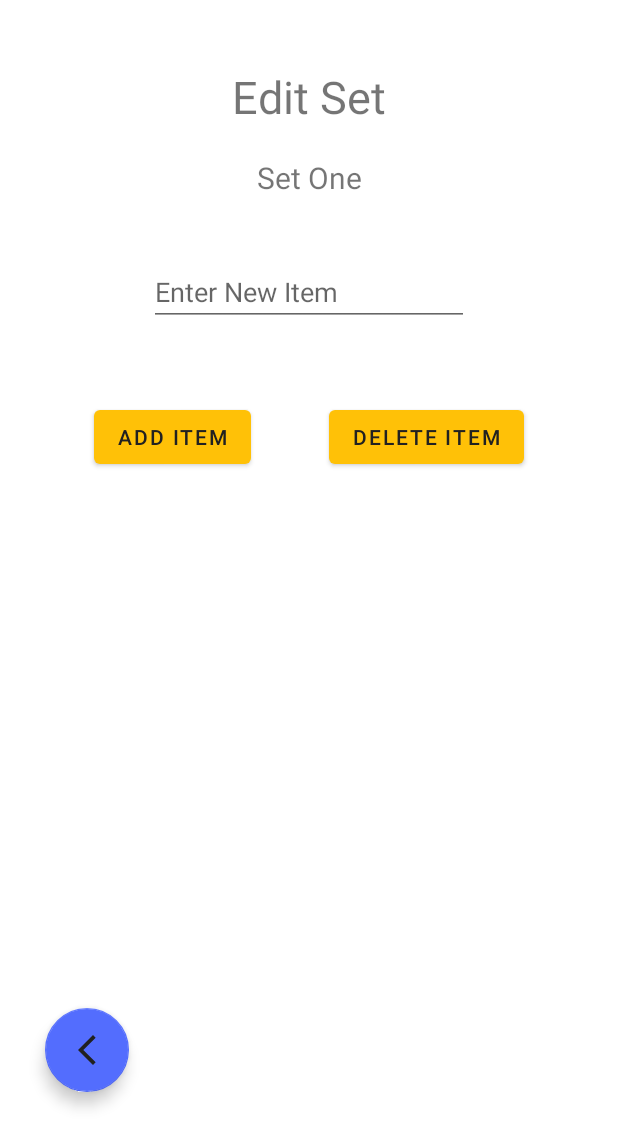
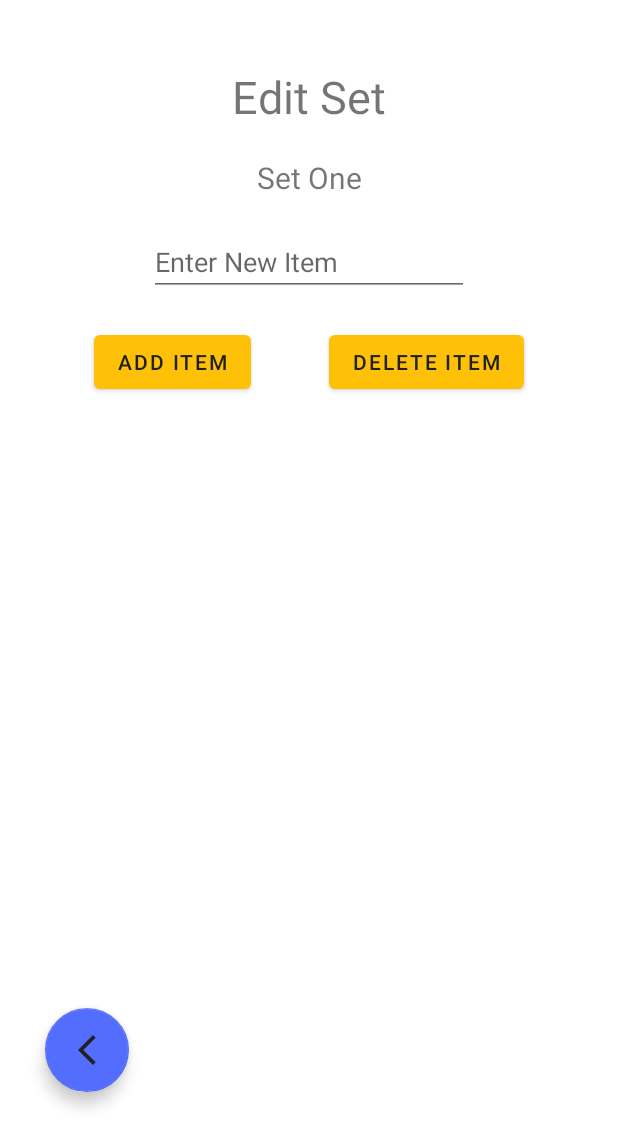
Before and after one commit to alexblom89/COMP3025-Randomizer, an Android app: the layout activity_edit_set.xml on its own in the app's theme, with its tools: preview values and no code run, on a phone screen of 412 x 824 dp, the part 99-1236 px from its top. Run offline under Robolectric (Android 15) with nearby library versions, the light colour scheme and no system bars.

Commit message:
Improve usabiltiy of Edit Activity, attempt to fix behaviour of FAB in Add Activity, update README.md with a more clear explanation of the app.

```diff
--- a/app/src/main/java/com/LH867295/comp3025assignment/AddSetActivity.kt
+++ b/app/src/main/java/com/LH867295/comp3025assignment/AddSetActivity.kt
@@ -68,7 +68,8 @@ class AddSetActivity : AppCompatActivity() {
     override fun onOptionsItemSelected(item: MenuItem): Boolean {
         when(item.itemId) {
             R.id.action_add_set -> {
-                startActivity(Intent(applicationContext, AddSetActivity::class.java))
+//                startActivity(Intent(applicationContext, AddSetActivity::class.java))
+                Toast.makeText(applicationContext, "You're Already Here!", Toast.LENGTH_LONG).show()
                 return true
             }
             R.id.action_edit_set -> {
@@ -77,8 +78,7 @@ class AddSetActivity : AppCompatActivity() {
                 return true
             }
             R.id.action_list -> {
-//                startActivity(Intent(applicationContext, SelectSetActivity::class.java))
-                Toast.makeText(applicationContext, "You're Already Here!", Toast.LENGTH_LONG).show()
+                startActivity(Intent(applicationContext, SelectSetActivity::class.java))
                 return true
             }
         }
--- a/app/src/main/res/layout/activity_add_set.xml
+++ b/app/src/main/res/layout/activity_add_set.xml
@@ -56,8 +56,7 @@
         android:id="@+id/backToSelectSetViewFAB"
         android:layout_width="wrap_content"
         android:layout_height="wrap_content"
-        android:layout_marginStart="16dp"
-        android:layout_marginBottom="16dp"
+        android:layout_margin="@dimen/element_margin"
         android:clickable="true"
         app:layout_constraintBottom_toBottomOf="parent"
         app:layout_constraintStart_toStartOf="parent"
--- a/app/src/main/res/layout/activity_edit_set.xml
+++ b/app/src/main/res/layout/activity_edit_set.xml
@@ -4,8 +4,8 @@
     xmlns:tools="http://schemas.android.com/tools"
     android:layout_width="match_parent"
     android:layout_height="match_parent"
-    tools:context=".EditSetActivity"
-    android:layout_margin="@dimen/border_margin">
+    android:layout_margin="@dimen/border_margin"
+    tools:context=".EditSetActivity">
 
     <include
         android:id="@+id/mainToolbar"
@@ -42,57 +42,55 @@
         android:id="@+id/editSetRecyclerView"
         android:layout_width="wrap_content"
         android:layout_height="wrap_content"
-        android:layout_margin="@dimen/element_margin"
+        android:layout_marginTop="@dimen/element_margin"
+        android:scrollbars="vertical"
         app:layoutManager="androidx.recyclerview.widget.LinearLayoutManager"
         app:layout_constraintEnd_toEndOf="parent"
         app:layout_constraintStart_toStartOf="parent"
-        app:layout_constraintTop_toBottomOf="@+id/editSetNameTextView"
-        app:layout_constraintHeight_max="300dp"
-        android:scrollbars="vertical"/>
+        app:layout_constraintTop_toBottomOf="@+id/addItemButton" />
 
     <EditText
         android:id="@+id/addNewSetItemEditText"
         android:layout_width="wrap_content"
         android:layout_height="wrap_content"
+        android:layout_margin="@dimen/element_margin"
         android:ems="10"
+        android:hint="@string/enter_new_item"
         android:inputType="textPersonName"
-        android:hint="@string/enter_new_item"
         app:layout_constraintEnd_toEndOf="parent"
         app:layout_constraintStart_toStartOf="parent"
-        app:layout_constraintTop_toBottomOf="@+id/editSetRecyclerView"
-        android:layout_margin="@dimen/element_margin"/>
+        app:layout_constraintTop_toBottomOf="@+id/editSetNameTextView" />
 
     <Button
         android:id="@+id/addItemButton"
         android:layout_width="wrap_content"
         android:layout_height="wrap_content"
+        android:layout_marginTop="@dimen/element_margin"
         android:text="@string/add_item"
         app:layout_constraintEnd_toStartOf="@+id/deleteItemButton"
-        app:layout_constraintTop_toBottomOf="@id/addNewSetItemEditText"
         app:layout_constraintHorizontal_bias="0.5"
         app:layout_constraintStart_toStartOf="parent"
-        android:layout_marginTop="@dimen/medium_top_margin"/>
+        app:layout_constraintTop_toBottomOf="@id/addNewSetItemEditText" />
 
     <Button
         android:id="@+id/deleteItemButton"
         android:layout_width="wrap_content"
         android:layout_height="wrap_content"
+        android:layout_marginTop="@dimen/element_margin"
         android:text="@string/delete_item"
         app:layout_constraintEnd_toEndOf="parent"
         app:layout_constraintHorizontal_bias="0.5"
         app:layout_constraintStart_toEndOf="@+id/addItemButton"
-        app:layout_constraintTop_toBottomOf="@id/addNewSetItemEditText"
-        android:layout_marginTop="@dimen/medium_top_margin"
-        />
+        app:layout_constraintTop_toBottomOf="@id/addNewSetItemEditText" />
 
     <com.google.android.material.floatingactionbutton.FloatingActionButton
         android:id="@+id/backToSelectFAB"
         android:layout_width="wrap_content"
         android:layout_height="wrap_content"
+        android:layout_margin="@dimen/element_margin"
         android:clickable="true"
         app:layout_constraintBottom_toBottomOf="parent"
         app:layout_constraintStart_toStartOf="parent"
-        android:layout_margin="@dimen/element_margin"
         app:srcCompat="@drawable/back_arrow" />
 
 
--- a/app/src/main/res/values/strings.xml
+++ b/app/src/main/res/values/strings.xml
@@ -17,4 +17,5 @@
     <string name="choose_another_set">Choose Another Set</string>
     <string name="info_blurb">Create sets of items, add items to them and click Randomize to let The Randomizer pick one for you.</string>
     <string name="view_sets">View Sets</string>
+    <string name="back">Back</string>
 </resources>
```
Also changed, not shown: 1 other file.
